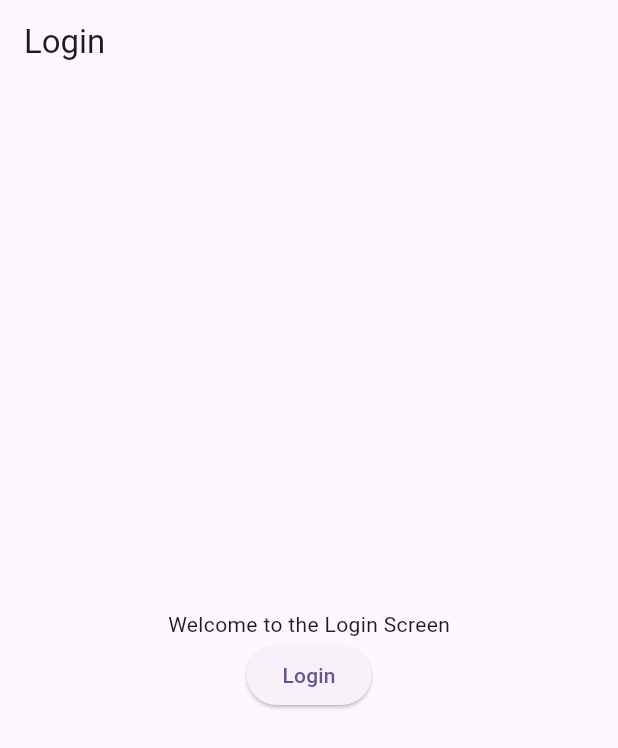
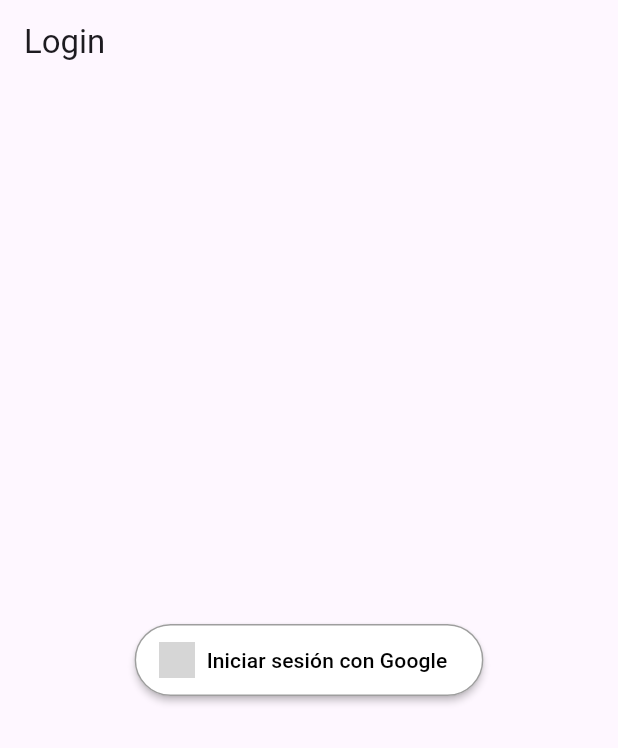
Before and after one commit to sebudea/mi-inventario-app, a Flutter app: the screen it shows after launch, on a phone screen of 412 x 824 dp. Shown: the top 748 px of the screen. Run offline on Flutter 3.47's test engine with Material 3 defaults, Android fonts, the phone set to English and light mode, and no system bars; our stand-ins replace go_router; network calls fail; grey boxes are pictures that could not be loaded.

Commit message:
sistema de login simulado con redireccion de rutas proytegidas hehco

```diff
--- a/lib/my_app.dart
+++ b/lib/my_app.dart
@@ -1,36 +1,30 @@
 import 'package:flutter/material.dart';
-import 'package:mi_inventario/ui/views/home/home_screen.dart';
-import 'package:mi_inventario/ui/views/login/login_screen.dart';
+import 'package:provider/provider.dart';
+
+import 'routing/router.dart';
+import 'services/auth_service.dart';
 
 class MyApp extends StatelessWidget {
   const MyApp({super.key});
 
-  // This widget is the root of your application.
   @override
   Widget build(BuildContext context) {
-    return MaterialApp(
-      title: 'Flutter Demo',
-      theme: ThemeData(
-        // This is the theme of your application.
-        //
-        // TRY THIS: Try running your application with "flutter run". You'll see
-        // the application has a purple toolbar. Then, without quitting the app,
-        // try changing the seedColor in the colorScheme below to Colors.green
-        // and then invoke "hot reload" (save your changes or press the "hot
-        // reload" button in a Flutter-supported IDE, or press "r" if you used
-        // the command line to start the app).
-        //
-        // Notice that the counter didn't reset back to zero; the application
-        // state is not lost during the reload. To reset the state, use hot
-        // restart instead.
-        //
-        // This works for code too, not just values: Most code changes can be
-        // tested with just a hot reload.
-        colorScheme: ColorScheme.fromSeed(seedColor: Colors.deepPurple),
-        useMaterial3: true,
+    return ChangeNotifierProvider(
+      create: (_) => AuthService(),
+      child: Consumer<AuthService>(
+        builder: (context, authService, _) {
+          return MaterialApp.router(
+            routerConfig: appRouter(authService),
+            title: 'Mi Inventario',
+            theme: ThemeData(
+              colorScheme: ColorScheme.fromSeed(
+                seedColor: Colors.deepPurple,
+              ),
+              useMaterial3: true,
+            ),
+          );
+        },
       ),
-      // home: const HomeScreen(title: 'Flutter Demo Home Page'),
-      home: LoginScreen(),
     );
   }
 }
--- a/lib/routing/router.dart
+++ b/lib/routing/router.dart
@@ -0,0 +1,44 @@
+import 'package:flutter/material.dart';
+import 'package:go_router/go_router.dart';
+import 'package:provider/provider.dart';
+import '../services/auth_service.dart';
+import '../ui/views/login/login_screen.dart';
+import '../ui/views/home/home_screen.dart';
+
+GoRouter appRouter(AuthService authService) {
+  return GoRouter(
+    // Al iniciar, muestra la pantalla de login
+    initialLocation: '/login',
+
+    // Escucha cambios en el estado de autenticación
+    refreshListenable: authService,
+
+    redirect: (context, state) {
+      // ¿El usuario está logueado?
+      final loggedIn = authService.isLoggedIn;
+
+      // ¿Está en la pantalla de login?
+      final loggingIn = state.matchedLocation == '/login';
+
+      // Si NO está logueado y NO está en login, redirige a login
+      if (!loggedIn && !loggingIn) return '/login';
+
+      // Si está logueado y está en login, redirige a home
+      if (loggedIn && loggingIn) return '/home';
+
+      // Si ninguna condición se cumple, no redirige
+      return null;
+    },
+    routes: [
+      // Pantalla de login
+      GoRoute(
+        path: '/login',
+        builder: (context, state) => const LoginScreen(),
+      ),
+      GoRoute(
+        path: '/home',
+        builder: (context, state) => const HomeScreen(),
+      ),
+    ],
+  );
+}
--- a/lib/ui/views/login/login_screen.dart
+++ b/lib/ui/views/login/login_screen.dart
@@ -1,28 +1,37 @@
 import 'package:flutter/material.dart';
+import 'package:provider/provider.dart';
+import '../../../services/auth_service.dart';
 
 class LoginScreen extends StatelessWidget {
   const LoginScreen({super.key});
 
   @override
   Widget build(BuildContext context) {
+    final authService = Provider.of<AuthService>(context);
+
     return Scaffold(
       appBar: AppBar(
         title: const Text('Login'),
       ),
       body: Center(
-        child: Column(
-          mainAxisAlignment: MainAxisAlignment.center,
-          children: <Widget>[
-            const Text(
-              'Welcome to the Login Screen',
-            ),
-            ElevatedButton(
-              onPressed: () {
-                // Handle login action
-              },
-              child: const Text('Login'),
-            ),
-          ],
+        child: ElevatedButton.icon(
+          style: ElevatedButton.styleFrom(
+            backgroundColor: Colors.white,
+            foregroundColor: Colors.black,
+            minimumSize: const Size(220, 48),
+            side: const BorderSide(color: Colors.grey),
+            elevation: 2,
+          ),
+          icon: Image.network(
+            'https://developers.google.com/identity/images/g-logo.png',
+            height: 24,
+            width: 24,
+          ),
+          label: const Text('Iniciar sesión con Google'),
+          onPressed: () async {
+            await authService.login(username: 'google_user', password: '');
+            // go_router se encargará del redirect
+          },
         ),
       ),
     );
--- a/pubspec.yaml
+++ b/pubspec.yaml
@@ -36,6 +36,7 @@ dependencies:
   # Use with the CupertinoIcons class for iOS style icons.
   cupertino_icons: ^1.0.8
   go_router: ^15.1.2
+  provider: ^6.1.5
 
 dev_dependencies:
   flutter_test:
```
Also changed, not shown: lib/ui/views/home/home_screen.dart (+21 -76 lines), pubspec.lock.
